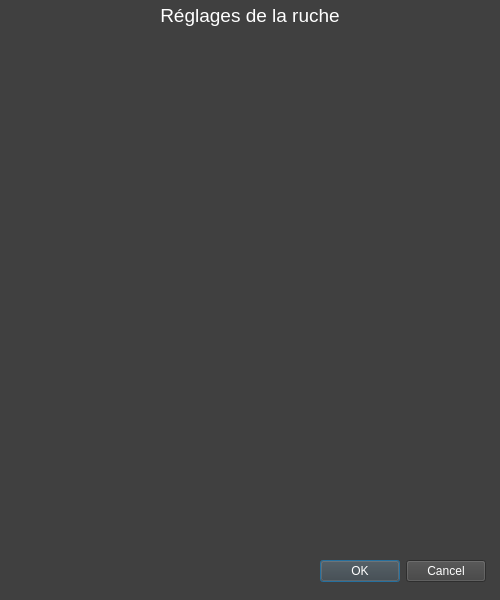
First picture: the form in trunk/beehoneyt-desktop/reglageruche.ui, repository zayfix/beehoneyt, before the edit.
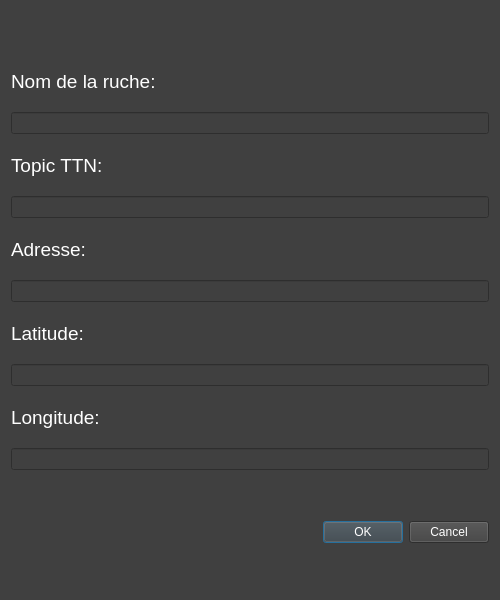
Second picture: the form after the edit.

Commit message: Réglages ruche, fix 2erreurs

What changed in the file:
```diff
--- a/trunk/beehoneyt-desktop/reglageruche.ui
+++ b/trunk/beehoneyt-desktop/reglageruche.ui
@@ -16,43 +16,130 @@
   <property name="styleSheet">
    <string notr="true">background:#404040;color:white;</string>
   </property>
-  <widget class="QDialogButtonBox" name="buttonBox">
-   <property name="geometry">
-    <rect>
-     <x>320</x>
-     <y>560</y>
-     <width>166</width>
-     <height>22</height>
-    </rect>
-   </property>
-   <property name="orientation">
-    <enum>Qt::Horizontal</enum>
-   </property>
-   <property name="standardButtons">
-    <set>QDialogButtonBox::Cancel|QDialogButtonBox::Ok</set>
-   </property>
-  </widget>
-  <widget class="QLabel" name="label">
-   <property name="geometry">
-    <rect>
-     <x>0</x>
-     <y>0</y>
-     <width>500</width>
-     <height>31</height>
-    </rect>
-   </property>
-   <property name="font">
-    <font>
-     <pointsize>14</pointsize>
-    </font>
-   </property>
-   <property name="text">
-    <string>Réglages de la ruche</string>
-   </property>
-   <property name="alignment">
-    <set>Qt::AlignCenter</set>
-   </property>
-  </widget>
+  <layout class="QVBoxLayout" name="verticalLayout_2">
+   <item>
+    <layout class="QVBoxLayout" name="verticalLayout_3">
+     <item>
+      <widget class="QLabel" name="label_nomRuche">
+       <property name="maximumSize">
+        <size>
+         <width>16777215</width>
+         <height>50</height>
+        </size>
+       </property>
+       <property name="font">
+        <font>
+         <pointsize>14</pointsize>
+        </font>
+       </property>
+       <property name="text">
+        <string>Nom de la ruche:</string>
+       </property>
+       <property name="alignment">
+        <set>Qt::AlignLeading|Qt::AlignLeft|Qt::AlignVCenter</set>
+       </property>
+      </widget>
+     </item>
+     <item>
+      <widget class="QLineEdit" name="lineEdit_nomRuche"/>
+     </item>
+     <item>
+      <widget class="QLabel" name="label_2">
+       <property name="maximumSize">
+        <size>
+         <width>16777215</width>
+         <height>50</height>
+        </size>
+       </property>
+       <property name="font">
+        <font>
+         <pointsize>14</pointsize>
+        </font>
+       </property>
+       <property name="text">
+        <string>Topic TTN:</string>
+       </property>
+      </widget>
+     </item>
+     <item>
+      <widget class="QLineEdit" name="lineEdit_topicTTN"/>
+     </item>
+     <item>
+      <widget class="QLabel" name="label_3">
+       <property name="maximumSize">
+        <size>
+         <width>16777215</width>
+         <height>50</height>
+        </size>
+       </property>
+       <property name="font">
+        <font>
+         <pointsize>14</pointsize>
+        </font>
+       </property>
+       <property name="text">
+        <string>Adresse:</string>
+       </property>
+      </widget>
+     </item>
+     <item>
+      <widget class="QLineEdit" name="lineEdit_adresse"/>
+     </item>
+     <item>
+      <widget class="QLabel" name="label_4">
+       <property name="maximumSize">
+        <size>
+         <width>16777215</width>
+         <height>50</height>
+        </size>
+       </property>
+       <property name="font">
+        <font>
+         <pointsize>14</pointsize>
+        </font>
+       </property>
+       <property name="text">
+        <string>Latitude:</string>
+       </property>
+      </widget>
+     </item>
+     <item>
+      <widget class="QLineEdit" name="lineEdit_latitude"/>
+     </item>
+     <item>
+      <widget class="QLabel" name="label_5">
+       <property name="maximumSize">
+        <size>
+         <width>16777215</width>
+         <height>50</height>
+        </size>
+       </property>
+       <property name="font">
+        <font>
+         <pointsize>14</pointsize>
+        </font>
+       </property>
+       <property name="text">
+        <string>Longitude:</string>
+       </property>
+      </widget>
+     </item>
+     <item>
+      <widget class="QLineEdit" name="lineEdit_longitude"/>
+     </item>
+    </layout>
+   </item>
+   <item>
+    <widget class="QDialogButtonBox" name="buttonBox">
+     <property name="orientation">
+      <enum>Qt::Horizontal</enum>
+     </property>
+     <property name="standardButtons">
+      <set>QDialogButtonBox::Cancel|QDialogButtonBox::Ok</set>
+     </property>
+    </widget>
+   </item>
+  </layout>
  </widget>
  <resources/>
  <connections>
```
The commit also changes 5 other files.
